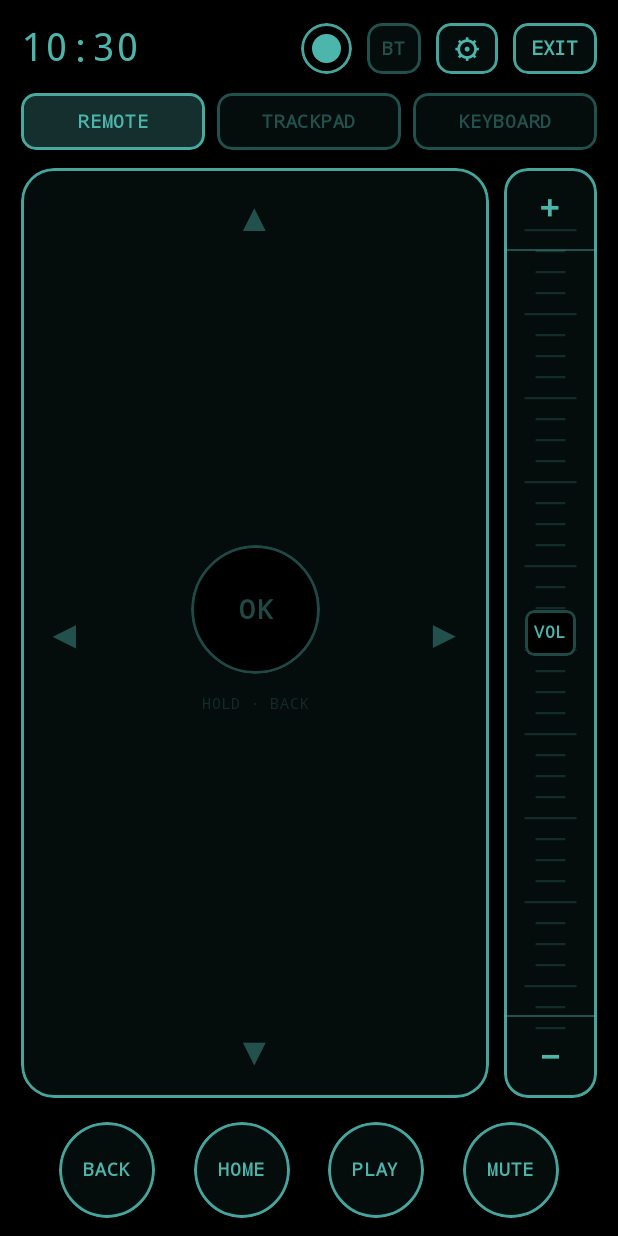
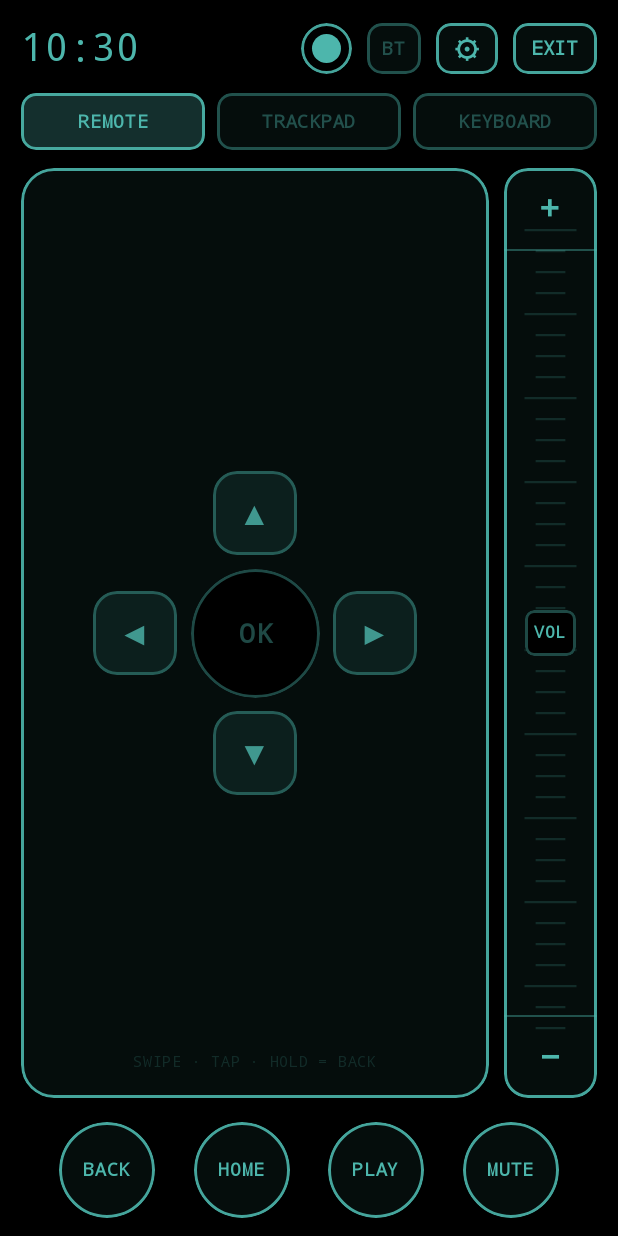
Before and after one commit to theboyjones-oss/ambient-remote, an Android app built with Jetpack Compose: the screen it shows after launch (AmbientRemoteActivity), on a phone screen of 412 x 824 dp. Run offline under Robolectric (Android 15) with nearby library versions, the phone set to English and light mode, and no system bars.

Commit message:
D-pad: arrows close around OK circle and tappable
Co-Authored-By: Claude Opus 5.5 <noreply@anthropic.com>
Claude-Session: https://claude.ai/code/session_013kmryND9dLDVS9px7emNQV

```diff
--- a/app/src/main/java/com/example/ambientremote/ui/RemoteTab.kt
+++ b/app/src/main/java/com/example/ambientremote/ui/RemoteTab.kt
@@ -12,6 +12,7 @@ import androidx.compose.foundation.layout.fillMaxHeight
 import androidx.compose.foundation.layout.fillMaxSize
 import androidx.compose.foundation.layout.fillMaxWidth
 import androidx.compose.foundation.layout.height
+import androidx.compose.foundation.layout.offset
 import androidx.compose.foundation.layout.padding
 import androidx.compose.foundation.layout.size
 import androidx.compose.foundation.layout.width
@@ -80,7 +81,15 @@ private fun swipeDirection(delta: Offset): String =
         if (delta.y > 0) "DOWN" else "UP"
     }
 
-/** Blind-touch pad: swipe = direction, tap = SELECT, long-press = BACK. */
+/** D-pad zones around the centre: inside the circle = SELECT, on the ring = arrow, elsewhere = null. */
+private val CENTER_RADIUS = 43.dp
+private val ARROW_DISTANCE = 80.dp
+private val ARROW_SIZE = 56.dp
+
+/**
+ * Blind-touch pad: swipe anywhere = direction, long-press = BACK,
+ * tap an arrow = that direction, tap the circle (or anywhere else) = SELECT.
+ */
 @Composable
 private fun GesturePad(send: (String) -> Unit, modifier: Modifier = Modifier) {
     val theme = LocalRemoteTheme.current
@@ -88,6 +97,7 @@ private fun GesturePad(send: (String) -> Unit, modifier: Modifier = Modifier) {
     val sendNow by rememberUpdatedState(send)
     var flash by remember { mutableStateOf<String?>(null) }
     var flashId by remember { mutableIntStateOf(0) }
+    var pressedZone by remember { mutableStateOf<String?>(null) }
     LaunchedEffect(flashId) {
         if (flashId > 0) {
             delay(450)
@@ -103,9 +113,23 @@ private fun GesturePad(send: (String) -> Unit, modifier: Modifier = Modifier) {
             .border(WireBorder, theme.border, shape)
             .pointerInput(Unit) {
                 val swipeThreshold = 36.dp.toPx()
+                val inner = CENTER_RADIUS.toPx() + 2.dp.toPx()
+                val outer = ARROW_DISTANCE.toPx() + ARROW_SIZE.toPx() / 2 + 12.dp.toPx()
+                fun zoneAt(p: Offset): String? {
+                    val c = Offset(size.width / 2f, size.height / 2f)
+                    val d = p - c
+                    val dist = d.getDistance()
+                    return when {
+                        dist <= inner -> "SELECT"
+                        dist <= outer -> swipeDirection(d)
+                        else -> null
+                    }
+                }
                 awaitEachGesture {
                     val down = awaitFirstDown(requireUnconsumed = false)
                     down.consume()
+                    val zone = zoneAt(down.position)
+                    pressedZone = zone
                     var command: String? = null
                     var stillDown = true
                     val completed = withTimeoutOrNull(LONG_PRESS_MS) {
@@ -119,18 +143,24 @@ private fun GesturePad(send: (String) -> Unit, modifier: Modifier = Modifier) {
                             val delta = change.position - down.position
                             if (!change.pressed) {
                                 stillDown = false
-                                command = if (delta.getDistance() < swipeThreshold) "SELECT"
-                                else swipeDirection(delta)
+                                command = if (delta.getDistance() < swipeThreshold) {
+                                    // Tap: an arrow sends its direction, anywhere else is OK/SELECT.
+                                    zone ?: "SELECT"
+                                } else {
+                                    swipeDirection(delta)
+                                }
                                 break
                             }
                             change.consume()
                             if (delta.getDistance() >= swipeThreshold) {
+                                pressedZone = null
                                 command = swipeDirection(delta)
                                 break
                             }
                         }
                         true
                     }
+                    pressedZone = null
                     val isLongPress = completed == null
                     val cmd = if (isLongPress) "BACK" else command
                     if (cmd != null) {
@@ -150,50 +180,62 @@ private fun GesturePad(send: (String) -> Unit, modifier: Modifier = Modifier) {
         contentAlignment = Alignment.Center,
     ) {
         val active = flash
-        Chevron("▲", active == "UP", Modifier.align(Alignment.TopCenter).padding(top = 14.dp))
-        Chevron("▼", active == "DOWN", Modifier.align(Alignment.BottomCenter).padding(bottom = 14.dp))
-        Chevron("◀︎", active == "LEFT", Modifier.align(Alignment.CenterStart).padding(start = 16.dp))
-        Chevron("▶︎", active == "RIGHT", Modifier.align(Alignment.CenterEnd).padding(end = 16.dp))
+        val lit = { dir: String -> active == dir || pressedZone == dir }
 
-        Column(horizontalAlignment = Alignment.CenterHorizontally) {
-            val lit = active == "SELECT" || active == "BACK"
+        ArrowKey("▲", lit("UP"), Modifier.offset(y = -ARROW_DISTANCE))
+        ArrowKey("▼", lit("DOWN"), Modifier.offset(y = ARROW_DISTANCE))
+        ArrowKey("◀\uFE0E", lit("LEFT"), Modifier.offset(x = -ARROW_DISTANCE))
+        ArrowKey("▶\uFE0E", lit("RIGHT"), Modifier.offset(x = ARROW_DISTANCE))
+
+        val centerLit = lit("SELECT") || active == "BACK"
         Box(
             Modifier
-                    .size(86.dp)
+                .size(CENTER_RADIUS * 2)
                 .clip(CircleShape)
-                    .background(if (lit) theme.fillPressed else OledBlack)
-                    .border(WireBorder, if (lit) theme.border else theme.dim, CircleShape),
+                .background(if (centerLit) theme.fillPressed else OledBlack)
+                .border(WireBorder, if (centerLit) theme.border else theme.dim, CircleShape),
             contentAlignment = Alignment.Center,
         ) {
             Text(
                 text = when (active) {
-                        null, "SELECT" -> "OK"
+                    null, "SELECT", "UP", "DOWN", "LEFT", "RIGHT" -> "OK"
                     else -> active
                 },
-                    color = if (active != null) theme.label else theme.dim,
-                    fontSize = if (active == null || active == "SELECT") 18.sp else 12.sp,
+                color = if (centerLit) theme.label else theme.dim,
+                fontSize = if (active == "BACK") 13.sp else 18.sp,
                 fontFamily = Mono,
                 fontWeight = FontWeight.Bold,
             )
         }
-            Spacer(Modifier.height(8.dp))
+
         Text(
-                "HOLD · BACK",
+            "SWIPE · TAP · HOLD = BACK",
             color = theme.faint,
             fontSize = 10.sp,
             fontFamily = Mono,
+            modifier = Modifier
+                .align(Alignment.BottomCenter)
+                .padding(bottom = 12.dp),
         )
-        }
     }
 }
 
 @Composable
-private fun Chevron(glyph: String, active: Boolean, modifier: Modifier) {
+private fun ArrowKey(glyph: String, lit: Boolean, modifier: Modifier) {
     val theme = LocalRemoteTheme.current
+    val shape = RoundedCornerShape(16.dp)
+    Box(
+        modifier
+            .size(ARROW_SIZE)
+            .clip(shape)
+            .background(if (lit) theme.fillPressed else theme.accent.copy(alpha = 0.10f))
+            .border(WireBorder, if (lit) theme.border else theme.dim, shape),
+        contentAlignment = Alignment.Center,
+    ) {
         Text(
-        text = glyph,
-        color = if (active) theme.label else theme.dim,
-        fontSize = if (active) 32.sp else 26.sp,
-        modifier = modifier,
+            glyph,
+            color = if (lit) theme.label else theme.label.copy(alpha = 0.8f),
+            fontSize = 22.sp,
         )
     }
+}
```
Lines whose indentation alone changed are shown as unchanged.
